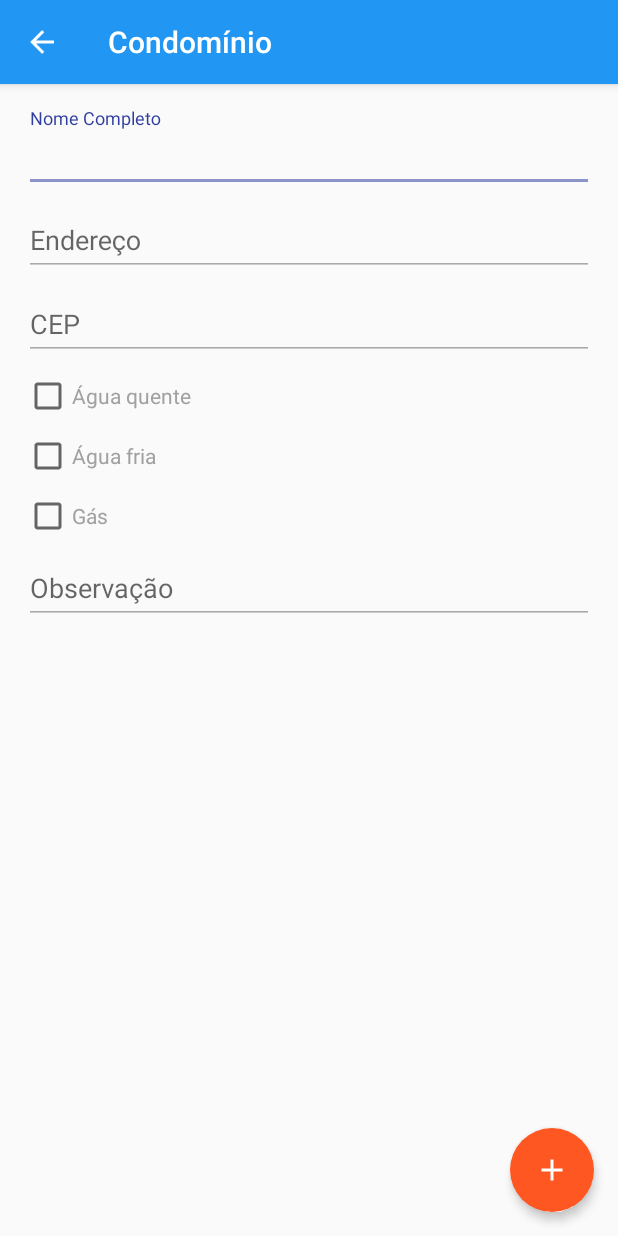
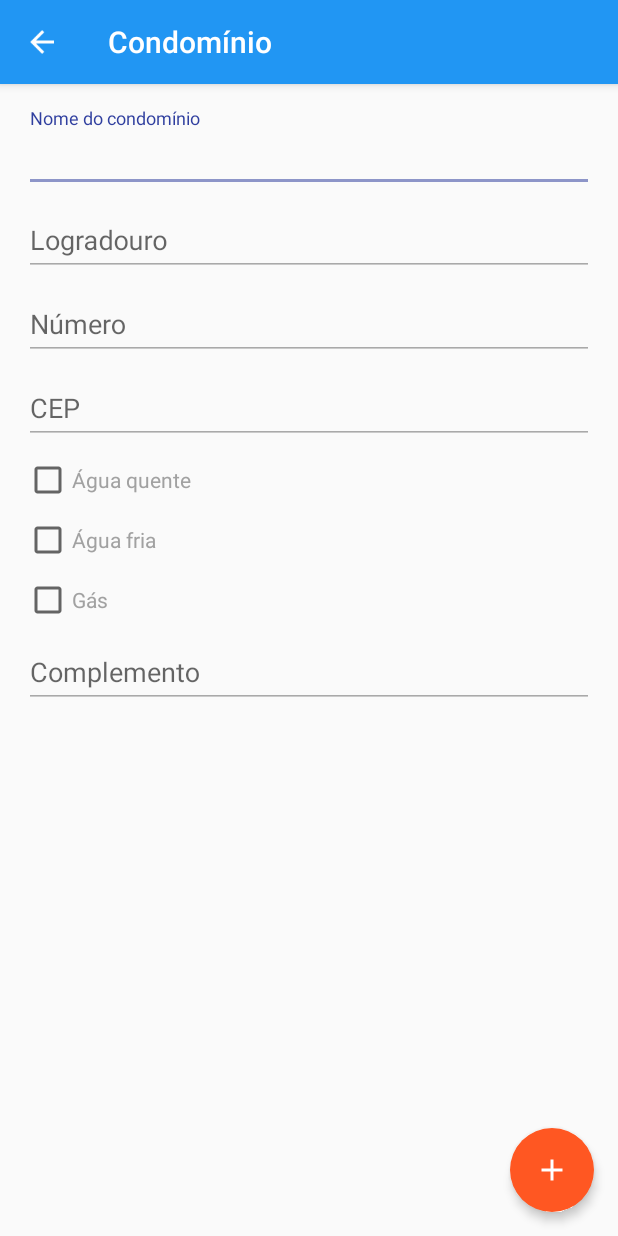
Before and after one commit to leonvian/ProjectHand, an Android app: the CondominiumEntry screen opened directly, with no data from a screen before it, on a phone screen of 412 x 824 dp. Run offline under Robolectric (Android 15) with nearby library versions, the phone set to English and light mode, and no system bars; libraries missing offline, so code that uses them is left out: com.activeandroid, com.activeandroid.annotation, com.activeandroid.query; 1 statement that could not run was skipped.

```diff
--- a/SyndicHand/app/src/main/java/com/lvc/syndichand/OwnerList.java
+++ b/SyndicHand/app/src/main/java/com/lvc/syndichand/OwnerList.java
@@ -84,7 +84,7 @@ public class OwnerList extends SyndicHandActivity implements OnDataSelected {
         findViewById(R.id.button_entry_condominium).setOnClickListener(new View.OnClickListener() {
             @Override
             public void onClick(View v) {
-                goToNextScreen(CondominiumEntry.class);
+                goToNextScreen(CondominiumEntry.class,REQUEST_CODE_CONDOMINIUM_INFO);
             }
         });
 
--- a/SyndicHand/app/src/main/java/com/lvc/syndichand/model/CommonArea.java
+++ b/SyndicHand/app/src/main/java/com/lvc/syndichand/model/CommonArea.java
@@ -154,8 +154,8 @@ public class CommonArea extends Model implements ParseData, Serializable {
         condominiumParseIdentifier = parseObject.getString(CONDOMINIUM_ID_KEY);
         name = parseObject.getString(NAME_KEY);
         maxPeople = parseObject.getInt(MAX_PEOPLE_KEY);
-        workTimeBegin  = parseObject.getString(CONDOMINIUM_ID_KEY);
-        workTimeEnd = parseObject.getString(CONDOMINIUM_ID_KEY);
+        workTimeBegin  = parseObject.getString(WORK_TIME_BEGIN_KEY);
+        workTimeEnd = parseObject.getString(WORK_TIME_END_KEY);
 
         scheduleCost = parseObject.getString(SCHEDULE_COST_KEY);
         observation = parseObject.getString(OBSERVATION_KEY);
--- a/SyndicHand/app/src/main/res/layout/condominium_entry.xml
+++ b/SyndicHand/app/src/main/res/layout/condominium_entry.xml
@@ -31,20 +31,18 @@
                 android:orientation="vertical">
 
                 <android.support.design.widget.TextInputLayout
-                    android:layout_width="match_parent"
-                    android:layout_height="wrap_content">
+                    style="@style/TextInputLayout">
 
                     <EditText
                         android:id="@+id/edit_text_name"
                         style="@style/DefaultEditText"
-                        android:hint="@string/name"
+                        android:hint="@string/condominium_name"
                         android:inputType="text" />
 
                 </android.support.design.widget.TextInputLayout>
 
                 <android.support.design.widget.TextInputLayout
-                    android:layout_width="match_parent"
-                    android:layout_height="wrap_content"
+                    style="@style/TextInputLayout"
                     app:layout_column="1"
                     app:layout_row="1">
 
@@ -56,10 +54,22 @@
 
                 </android.support.design.widget.TextInputLayout>
 
+                <android.support.design.widget.TextInputLayout
+                    style="@style/TextInputLayout"
+                    app:layout_column="1"
+                    app:layout_row="1">
+
+                    <EditText
+                        android:id="@+id/edit_text_number"
+                        style="@style/DefaultEditText"
+                        android:hint="@string/number"
+                        android:inputType="number" />
+
+                </android.support.design.widget.TextInputLayout>
+
 
                 <android.support.design.widget.TextInputLayout
-                    android:layout_width="match_parent"
-                    android:layout_height="wrap_content">
+                    style="@style/TextInputLayout">
 
                     <EditText
                         android:id="@+id/edit_text_cep"
@@ -94,13 +104,12 @@
                     android:textColor="@color/defaultTextColor" />
 
                 <android.support.design.widget.TextInputLayout
-                    android:layout_width="match_parent"
-                    android:layout_height="wrap_content">
+                    style="@style/TextInputLayout">
 
                     <EditText
                         android:id="@+id/edit_text_observation"
                         style="@style/DefaultEditText"
-                        android:hint="@string/observation"
+                        android:hint="@string/complement"
                         android:inputType="text" />
 
                 </android.support.design.widget.TextInputLayout>
--- a/SyndicHand/app/src/main/res/values/strings.xml
+++ b/SyndicHand/app/src/main/res/values/strings.xml
@@ -67,7 +67,9 @@
     <string name="historic">Histórico</string>
     <string name="consuption_historic">Acompanhe o histório de consumo desta unidade</string>
     <string name="fail_save_online">Falha ao salvar online. Verifique a sua conexão e tente novamente.</string>
-    <string name="address">Endereço</string>
+    <string name="address">Logradouro</string>
+    <string name="number">Número</string>
+    <string name="complement">Complemento</string>
     <string name="cep">CEP</string>
 
     <string name="hot_water">Água quente</string>
@@ -84,7 +86,7 @@
     <string name="its_necessary_create_a_condominium_to_proceed">É necessário cadastrar um condomínio para realizar essa ação.</string>
 
     <string name="welcome_to_syndic_hand">Bem vindo ao Syndic Hand</string>
-    <string name="first_thing_to_do_is">A primeira coisa a fazer agora é cadastrar o seu condomínio no sistema. Clique no botão abaixo para cadastrar.</string>
+    <string name="first_thing_to_do_is">A primeira coisa a se fazer agora é cadastrar o seu condomínio no sistema. Clique no botão abaixo para cadastrar.</string>
     <string name="already_entried">Condomínio já cadastrado...</string>
     <string name="if_you_already_entry_condominium_please_enter_with_condominium_code">Se você já cadastrou um condomínio anteriormente, entre com o código dele abaixo:</string>
     <string name="entry">Cadastrar</string>
@@ -108,6 +110,9 @@
     <string name="now_you_can_entry_the_unities">Agora você pode cadastrar as unidades deste prédio. Também existe a opção do morador se cadastrar através do aplicativo do condômino.</string>
 
     <string name="common_area_name">Nome área comun</string>
+
+    <string name="condominium_name">Nome do condomínio</string>
+
     <string name="common_area_save_sucesss">Área comun salva com sucesso.</string>
 
     <string name="confirm_your_email_to_login">Agora confirme o seu e-mail e entre no sistema.</string>
```
Also changed, not shown: SyndicHand/app/src/main/java/com/lvc/syndichand/CommonAreaEntry.java (+6 -1 lines), SyndicHand/app/src/main/java/com/lvc/syndichand/CondominiumEntry.java (+11 -2 lines), SyndicHand/app/src/main/java/com/lvc/syndichand/LoggingIn.java (+7 -5 lines), SyndicHand/app/src/main/java/com/lvc/syndichand/model/Condominium.java (+20 -7 lines).
